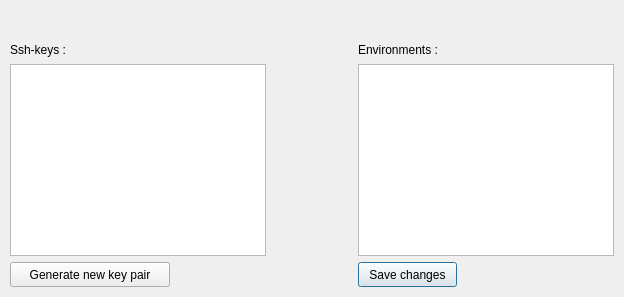
subutai-io/control-center, file hub/forms/DlgGenerateSshKey.ui: the form before one commit.
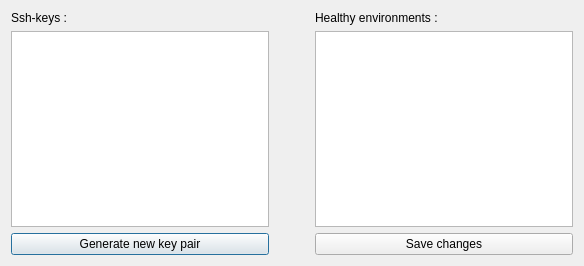
The form after the commit. Icons and pictures are not drawn.

What changed in the file:
```diff
--- a/hub/forms/DlgGenerateSshKey.ui
+++ b/hub/forms/DlgGenerateSshKey.ui
@@ -6,8 +6,8 @@
    <rect>
     <x>0</x>
     <y>0</y>
-    <width>624</width>
-    <height>297</height>
+    <width>584</width>
+    <height>266</height>
    </rect>
   </property>
   <property name="sizePolicy">
@@ -23,15 +23,11 @@
    <iconset resource="../../resources/resources.qrc">
     <normaloff>:/hub/ssh-keys.png</normaloff>:/hub/ssh-keys.png</iconset>
   </property>
+  <layout class="QVBoxLayout" name="verticalLayout">
+   <item>
+    <layout class="QGridLayout" name="gridLayout" columnstretch="4,0,4">
+     <item row="0" column="0">
   <widget class="QLabel" name="lbl_enabled">
-   <property name="geometry">
-    <rect>
-     <x>10</x>
-     <y>41</y>
-     <width>123</width>
-     <height>17</height>
-    </rect>
-   </property>
    <property name="sizePolicy">
     <sizepolicy hsizetype="Fixed" vsizetype="Fixed">
      <horstretch>0</horstretch>
@@ -42,41 +38,22 @@
     <string>Ssh-keys :</string>
    </property>
   </widget>
-  <widget class="QPushButton" name="btn_send_to_hub">
-   <property name="geometry">
-    <rect>
-     <x>358</x>
-     <y>262</y>
-     <width>99</width>
-     <height>25</height>
-    </rect>
+     </item>
+     <item row="0" column="2">
+      <widget class="QLabel" name="lbl_environments">
+       <property name="sizePolicy">
+        <sizepolicy hsizetype="Fixed" vsizetype="Fixed">
+         <horstretch>0</horstretch>
+         <verstretch>0</verstretch>
+        </sizepolicy>
    </property>
    <property name="text">
-    <string>Save changes</string>
-   </property>
-  </widget>
-  <widget class="QPushButton" name="btn_generate_new_key">
-   <property name="geometry">
-    <rect>
-     <x>10</x>
-     <y>262</y>
-     <width>160</width>
-     <height>25</height>
-    </rect>
-   </property>
-   <property name="text">
-    <string>Generate new key pair</string>
-   </property>
-  </widget>
+        <string>Healthy environments :</string>
+       </property>
+      </widget>
+     </item>
+     <item row="1" column="0" rowspan="2">
   <widget class="QListView" name="lstv_sshkeys">
-   <property name="geometry">
-    <rect>
-     <x>10</x>
-     <y>64</y>
-     <width>256</width>
-     <height>192</height>
-    </rect>
-   </property>
    <property name="sizePolicy">
     <sizepolicy hsizetype="MinimumExpanding" vsizetype="MinimumExpanding">
      <horstretch>0</horstretch>
@@ -87,18 +64,25 @@
     <bool>true</bool>
    </property>
    <property name="selectionMode">
-    <enum>QAbstractItemView::MultiSelection</enum>
-   </property>
-  </widget>
+        <enum>QAbstractItemView::SingleSelection</enum>
+       </property>
+      </widget>
+     </item>
+     <item row="1" column="1">
+      <spacer name="horizontalSpacer">
+       <property name="orientation">
+        <enum>Qt::Horizontal</enum>
+       </property>
+       <property name="sizeHint" stdset="0">
+        <size>
+         <width>40</width>
+         <height>20</height>
+        </size>
+       </property>
+      </spacer>
+     </item>
+     <item row="1" column="2" rowspan="2">
   <widget class="QListView" name="lstv_environments">
-   <property name="geometry">
-    <rect>
-     <x>358</x>
-     <y>64</y>
-     <width>256</width>
-     <height>192</height>
-    </rect>
-   </property>
    <property name="sizePolicy">
     <sizepolicy hsizetype="MinimumExpanding" vsizetype="MinimumExpanding">
      <horstretch>0</horstretch>
@@ -109,28 +93,40 @@
     <bool>true</bool>
    </property>
    <property name="selectionMode">
-    <enum>QAbstractItemView::MultiSelection</enum>
-   </property>
-  </widget>
-  <widget class="QLabel" name="lbl_environments">
-   <property name="geometry">
-    <rect>
-     <x>358</x>
-     <y>41</y>
-     <width>127</width>
-     <height>17</height>
-    </rect>
-   </property>
-   <property name="sizePolicy">
-    <sizepolicy hsizetype="Fixed" vsizetype="Fixed">
-     <horstretch>0</horstretch>
-     <verstretch>0</verstretch>
-    </sizepolicy>
-   </property>
+        <enum>QAbstractItemView::NoSelection</enum>
+       </property>
+      </widget>
+     </item>
+     <item row="2" column="1">
+      <spacer name="horizontalSpacer_2">
+       <property name="orientation">
+        <enum>Qt::Horizontal</enum>
+       </property>
+       <property name="sizeHint" stdset="0">
+        <size>
+         <width>40</width>
+         <height>20</height>
+        </size>
+       </property>
+      </spacer>
+     </item>
+     <item row="3" column="0">
+      <widget class="QPushButton" name="btn_generate_new_key">
    <property name="text">
-    <string>Environments :</string>
-   </property>
-  </widget>
+        <string>Generate new key pair</string>
+       </property>
+      </widget>
+     </item>
+     <item row="3" column="2">
+      <widget class="QPushButton" name="btn_send_to_hub">
+       <property name="text">
+        <string>Save changes</string>
+       </property>
+      </widget>
+     </item>
+    </layout>
+   </item>
+  </layout>
  </widget>
  <resources>
   <include location="../../resources/resources.qrc"/>
```
Lines whose indentation alone changed are shown as unchanged.
